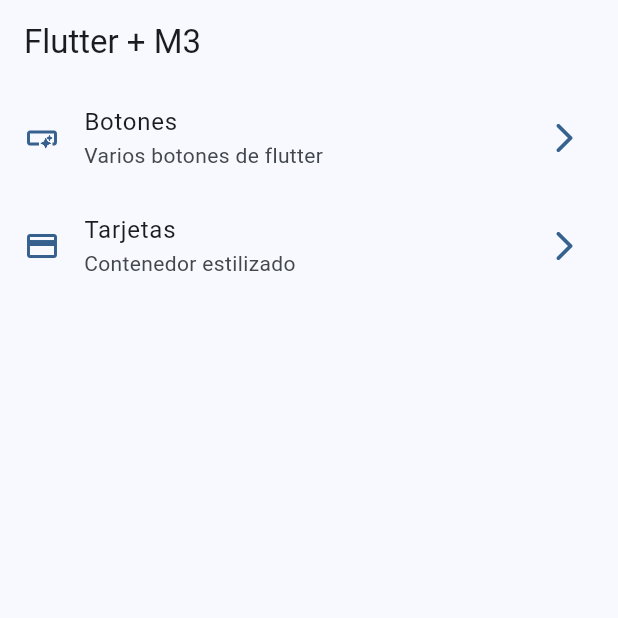
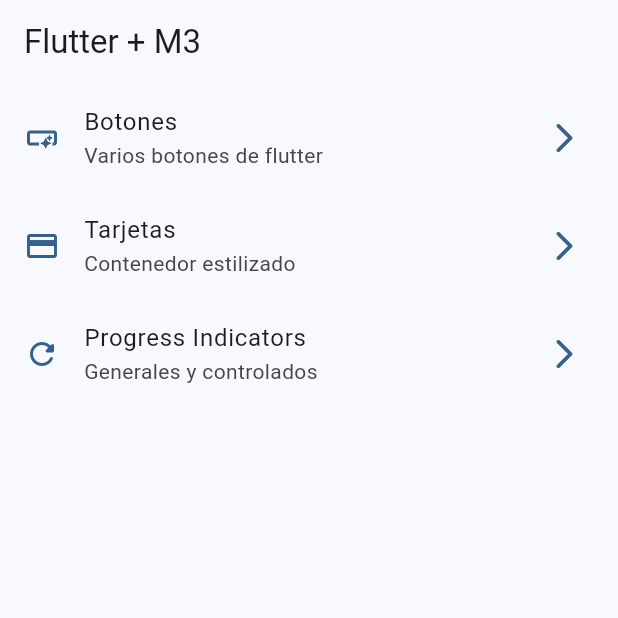
Before and after one commit to brayanramosc/widgets_app, a Flutter app: the screen it shows after launch, on a phone screen of 412 x 824 dp, the top half of it. Run offline on Flutter 3.47's test engine with Material 3 defaults, Android fonts, the phone set to English and light mode, and no system bars; our stand-ins replace go_router.

Commit message:
feat: add progress indicators

```diff
--- a/lib/config/menu/menu_items.dart
+++ b/lib/config/menu/menu_items.dart
@@ -28,4 +28,11 @@ const appMenuItems = <MenuItem>[
     url: '/cards',
     icon: Icons.credit_card,
   ),
+
+  MenuItem(
+    title: 'Progress Indicators',
+    subtitle: 'Generales y controlados',
+    url: '/progress',
+    icon: Icons.refresh_rounded,
+  ),
 ];
--- a/lib/config/router/app_router.dart
+++ b/lib/config/router/app_router.dart
@@ -14,4 +14,8 @@ final appRouter = GoRouter(initialLocation: '/', routes: [
       path: '/cards',
       name: CardsScreen.name,
       builder: (context, state) => const CardsScreen()),
+  GoRoute(
+      path: '/progress',
+      name: ProgressScreen.name,
+      builder: (context, state) => const ProgressScreen()),
 ]);
```
Also changed, not shown: lib/presentation/screens/progress/progress_screen.dart (+78 -1 lines).
